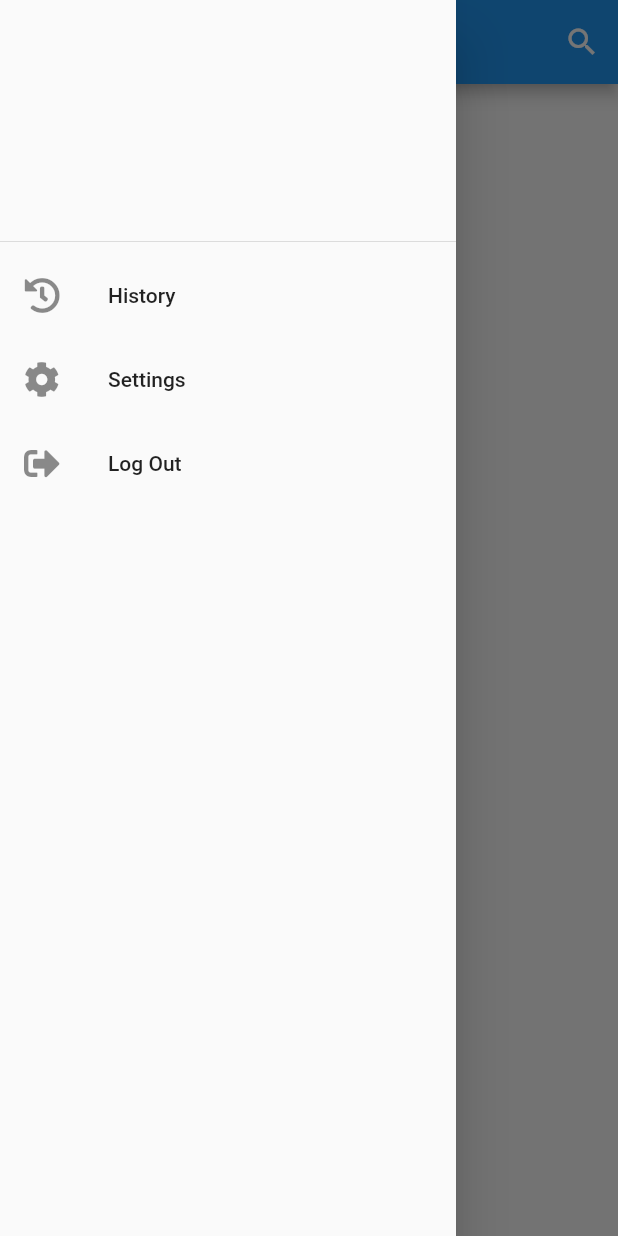
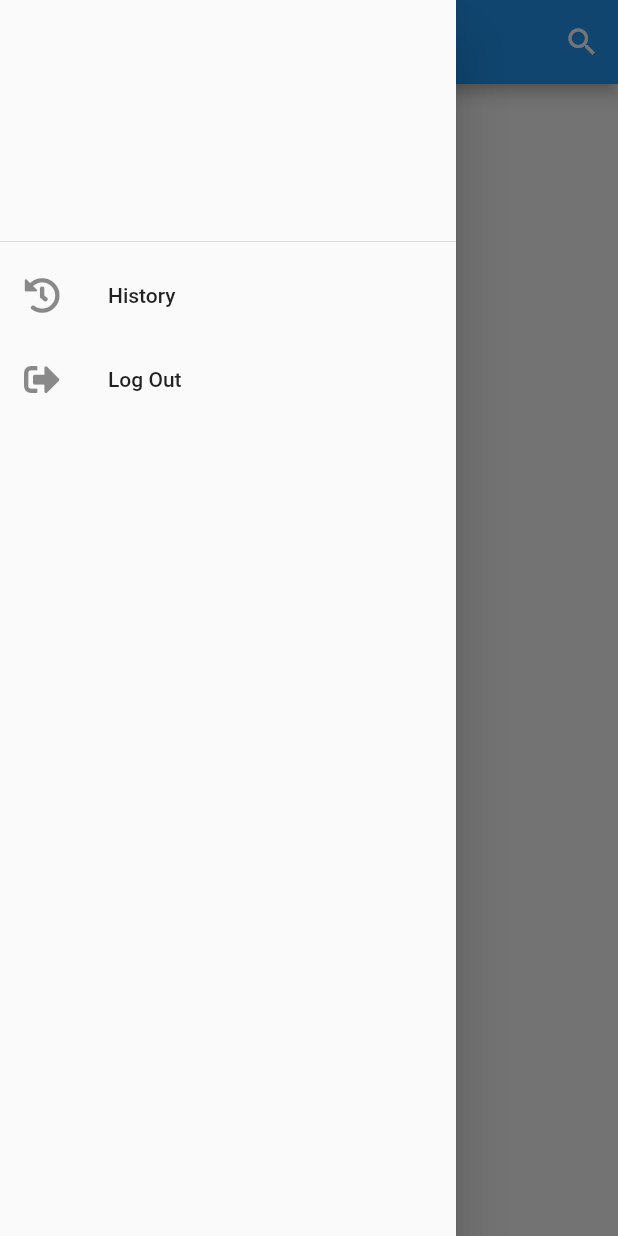
Before and after one commit to aviaviavi/tabd_mobile, a Flutter app: the HistoryScreen screen opened by its route, with the side drawer open, on a phone screen of 412 x 824 dp. Run offline on Flutter 3.47's test engine with Material 2 defaults, Android fonts, the phone set to English and light mode, and no system bars; our stand-ins replace font_awesome_flutter, google_sign_in, webview_flutter; missing offline and left inert: requests.

Commit message:
#5 - when a tabstronaut opens the hamburger menu, it should not have a settings button

```diff
--- a/lib/nav/drawer/menu_drawer.dart
+++ b/lib/nav/drawer/menu_drawer.dart
@@ -18,7 +18,8 @@ class MenuDrawer extends StatelessWidget {
 
   static const List<DrawerItem> _logged_in_items = [
     DrawerItem('History', FontAwesomeIcons.history, RouteLocations.settings),
-    DrawerItem('Settings', FontAwesomeIcons.cog, RouteLocations.settings),
+    // TODO: build the history screen
+    // DrawerItem('Settings', FontAwesomeIcons.cog, RouteLocations.settings),
     DrawerItem('Log Out', FontAwesomeIcons.signOutAlt, RouteLocations.logout),
   ];
 
```
